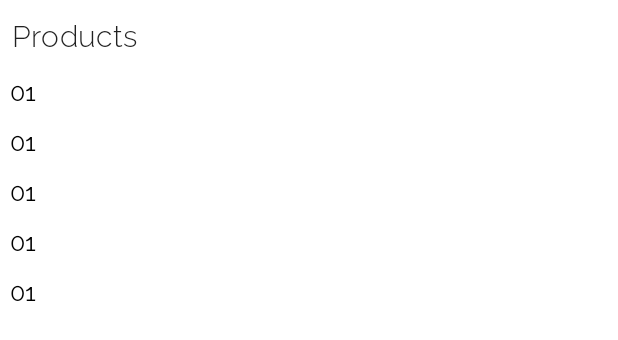
After one commit to juanm707/CVMTools, an Android app: the layout product_list_alert_dialog.xml on its own in the app's theme, with its tools: preview values and no code run, on a phone screen of 412 x 824 dp. The commit adds this screen. Shown: the top 340 px of the screen. Run offline under Robolectric (Android 15) with nearby library versions, the phone set to English and light mode, and no system bars; Roboto replaces fonts that are not available here.

Commit message:
remove products and view products

```diff
--- a/app/src/main/res/layout/block_list_wo_item.xml
+++ b/app/src/main/res/layout/block_list_wo_item.xml
@@ -2,6 +2,7 @@
 <TextView xmlns:android="http://schemas.android.com/apk/res/android"
     xmlns:tools="http://schemas.android.com/tools"
     xmlns:app="http://schemas.android.com/apk/res-auto"
+    android:id="@+id/item"
     android:layout_width="match_parent"
     android:layout_height="wrap_content"
     android:textSize="25px"
--- /dev/null
+++ b/app/src/main/res/layout/product_list_alert_dialog.xml
@@ -0,0 +1,31 @@
+<?xml version="1.0" encoding="utf-8"?>
+<androidx.constraintlayout.widget.ConstraintLayout xmlns:android="http://schemas.android.com/apk/res/android"
+    xmlns:app="http://schemas.android.com/apk/res-auto"
+    xmlns:tools="http://schemas.android.com/tools"
+    android:layout_width="match_parent"
+    android:layout_height="match_parent">
+
+    <TextView
+        android:id="@+id/title"
+        android:layout_width="wrap_content"
+        android:layout_height="wrap_content"
+        android:layout_marginStart="8dp"
+        android:layout_marginTop="8dp"
+        android:textAppearance="@style/TextAppearance.MaterialComponents.Headline6"
+        app:layout_constraintStart_toStartOf="parent"
+        app:layout_constraintTop_toTopOf="parent"
+        tools:text="Products" />
+
+    <androidx.recyclerview.widget.RecyclerView
+        android:id="@+id/list_wo_recycler_view"
+        android:layout_width="0dp"
+        android:layout_height="300dp"
+        android:layout_marginTop="8dp"
+        app:layoutManager="androidx.recyclerview.widget.LinearLayoutManager"
+        app:layout_constraintEnd_toEndOf="parent"
+        app:layout_constraintStart_toStartOf="parent"
+        app:layout_constraintTop_toBottomOf="@id/title"
+        tools:listitem="@layout/block_list_wo_item"
+        tools:itemCount="5"/>
+
+</androidx.constraintlayout.widget.ConstraintLayout>
```
Also changed, not shown: app/src/main/java/com/example/cvmtools/adapter/AlertDialogListAdapter.kt (added, +37 -0 lines), app/src/main/java/com/example/cvmtools/fragment/WorkOrderOptionsFragment.kt (+56 -13 lines), app/src/main/java/com/example/cvmtools/model/WorkOrderViewModel.kt (+14 -1 lines), app/src/main/res/layout/fragment_work_order_options.xml (+6 -6 lines).
